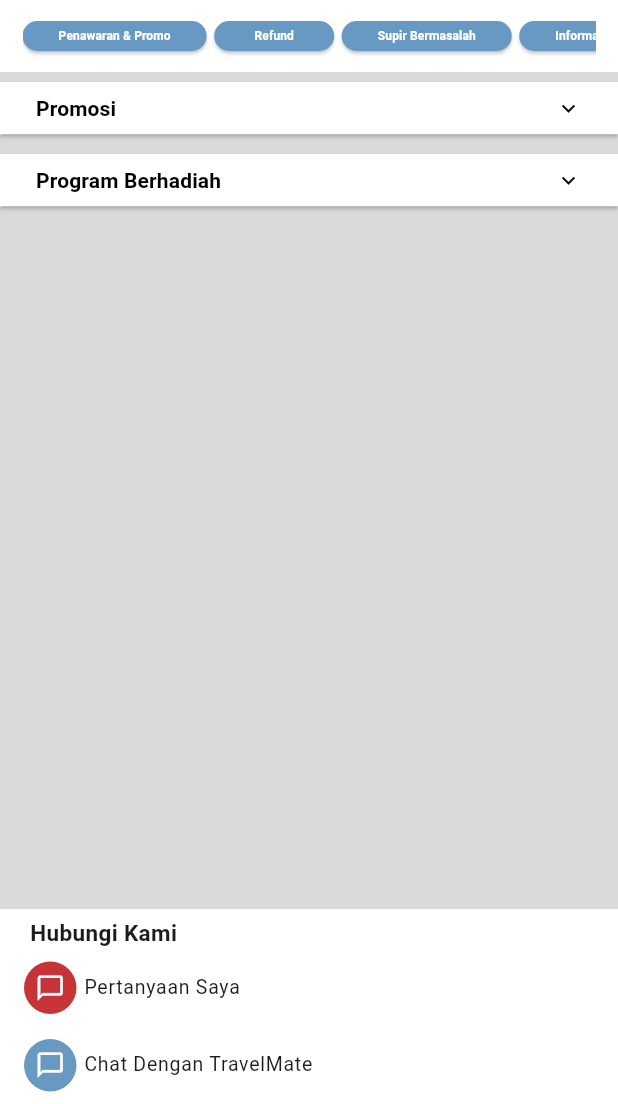
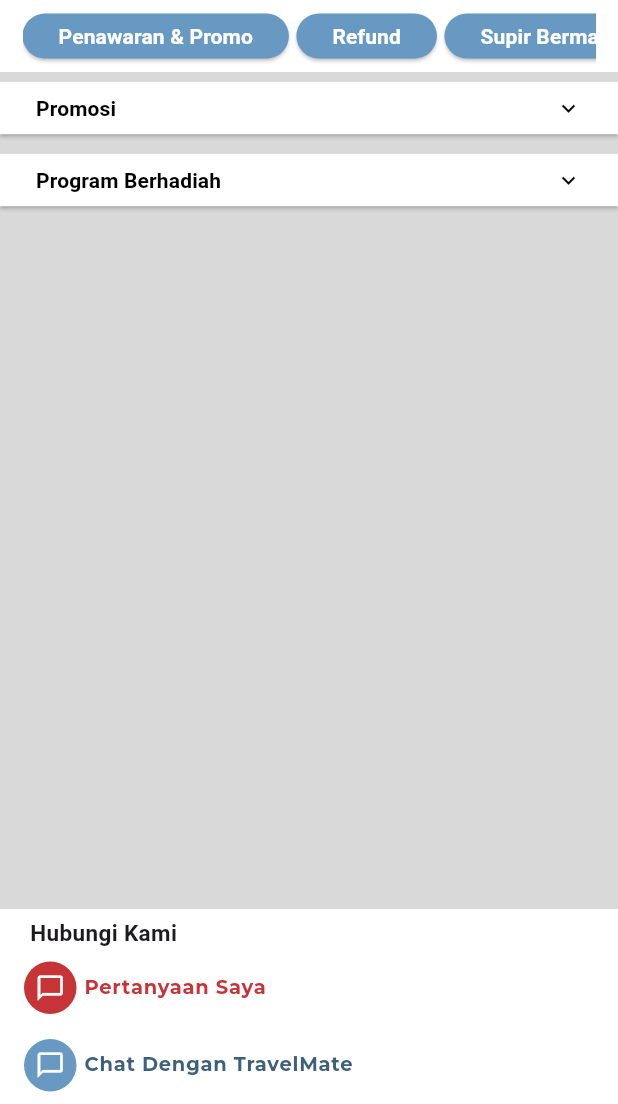
Before and after one commit to Morns123/travelease_mobile, a Flutter app: the screen it shows after launch, after a tap on "Lihat Semua", on a phone screen of 412 x 824 dp, the part 132-1236 px from its top. Run offline on Flutter 3.47's test engine with Material 3 defaults, Android fonts, the phone set to English and light mode, and no system bars; project files that could hold a hidden picture were left out.

Commit message:
pull punya renot

```diff
--- a/lib/Page/HomePage.dart
+++ b/lib/Page/HomePage.dart
@@ -29,7 +29,7 @@ class HomePage extends StatelessWidget {
                       "Laporan Teratas",
                       style: TextStyle(
                           fontSize: 15,
-                          color: Color.fromRGBO(54, 99, 137, 1),
+                          color: Colors.black,
                           fontFamily: "Montserrat-Bold"),
                     )),
                 InkWell(
@@ -43,10 +43,10 @@ class HomePage extends StatelessWidget {
                         "Riwayat Laporan",
                         style: TextStyle(
                             fontSize: 15,
-                            color: Color.fromRGBO(54, 99, 137, 0.73),
+                            color:  Colors.black38,
                             fontFamily: "Montserrat-Bold"),
                       ),
-                      Icon(Icons.keyboard_arrow_right)
+                      Icon(Icons.keyboard_arrow_right,color: Colors.black38)
                     ],
                   )),
                 ),
@@ -68,35 +68,35 @@ class HomePage extends StatelessWidget {
               mainAxisAlignment: MainAxisAlignment.spaceBetween,
               children: [
                 Container(
-                    margin: EdgeInsets.only(left: 10),
-                    child: Text(
+                    margin: const EdgeInsets.only(left: 10),
+                    child: const Text(
                       "FAQ",
                       style: TextStyle(
                           fontSize: 15,
-                          color: Color.fromRGBO(54, 99, 137, 1),
+                          color: Colors.black,
                           fontFamily: "Montserrat-Bold"),
                     )),
                 InkWell(
                   onTap: () {
-                    Navigator.push(context, MaterialPageRoute(builder: (context) => HelpCenterPage()));
+                    Navigator.push(context, MaterialPageRoute(builder: (context) => const HelpCenterPage()));
                   },
                   child: Container(
-                      child: Row(
+                      child: const Row(
                     children: [
                       Text(
                         "Lihat Semua",
                         style: TextStyle(
                             fontSize: 15,
-                            color: Color.fromRGBO(54, 99, 137, 0.73),
+                            color: Colors.black38,
                             fontFamily: "Montserrat-Bold"),
                       ),
-                      Icon(Icons.keyboard_arrow_right)
+                      Icon(Icons.keyboard_arrow_right,color: Colors.black38,)
                     ],
                   )),
                 ),
               ],
             ),
-            SizedBox(
+           const SizedBox(
               height: 10,
             ),
             const Categoryfaq(),
@@ -112,7 +112,7 @@ class HomePage extends StatelessWidget {
             children: [
               Container(
                 margin: EdgeInsets.only(left: 10),
-                child: Text("Hubungi Kami", style: TextStyle(fontSize: 18,color: Color.fromRGBO(103, 153, 195, 1),fontFamily: "Montserrat-Bold"),))
+                child: Text("Hubungi Kami", style: TextStyle(fontSize: 18,color: Color.fromRGBO(30, 71, 105, 1),fontFamily: "Montserrat-Bold"),))
             ],
           ),
           Row(
--- a/lib/Page/ReportPage.dart
+++ b/lib/Page/ReportPage.dart
@@ -14,13 +14,16 @@ class ReportPage extends StatefulWidget {
 }
 
 class _ReportPageState extends State<ReportPage> {
+
   Widget displaywidget = Sdg_BerlangsungWiget();
   bool isLoading = false;
   int selectedIndex = 0;
   @override
   Widget build(BuildContext context) {
+
     return Scaffold(
       body: Column(
+
         children: [
 
           Container(
--- a/lib/Page/pages/components/button_to_problem_detail.dart
+++ b/lib/Page/pages/components/button_to_problem_detail.dart
@@ -29,7 +29,7 @@ class ButtonToProblemDetail extends StatelessWidget {
         child: Text(
           title,
           style: const TextStyle(
-            fontSize: 8,
+            fontSize: 11,
             fontWeight: FontWeight.w500,
             color: Color(0xff000000),
           ),
--- a/lib/Page/pages/components/chat_option.dart
+++ b/lib/Page/pages/components/chat_option.dart
@@ -4,11 +4,13 @@ class ChatOption extends StatelessWidget {
   final String text;
   final VoidCallback onTap;
   final Color color;
+  final Color? textColor;
   const ChatOption({
     super.key,
     required this.text,
     required this.onTap,
     required this.color,
+    required this.textColor,
   });
 
   @override
@@ -40,8 +42,10 @@ class ChatOption extends StatelessWidget {
               padding: const EdgeInsets.only(left: 5),
               child: Text(
                 text,
-                style: const TextStyle(
+                style:  TextStyle(
                   fontSize: 13,
+                  color: textColor,
+                  fontFamily: "Montserrat-Bold",
                 ),
               ),
             )
--- a/lib/Page/pages/components/problem_category.dart
+++ b/lib/Page/pages/components/problem_category.dart
@@ -16,13 +16,13 @@ class ProblemCategory extends StatelessWidget {
       child: ElevatedButton(
         onPressed: onClick,
         style: const ButtonStyle(
-          minimumSize: WidgetStatePropertyAll(Size(80, 20)),
+          minimumSize: WidgetStatePropertyAll(Size(90, 30)),
           backgroundColor: WidgetStatePropertyAll(Color(0xff6799C3)),
         ),
         child: Text(
           text,
           style: const TextStyle(
-            fontSize: 8,
+            fontSize: 14,
             fontWeight: FontWeight.w700,
             color: Colors.white,
           ),
--- a/lib/Page/pages/detail_problem_page/detail_problem.dart
+++ b/lib/Page/pages/detail_problem_page/detail_problem.dart
@@ -1,5 +1,5 @@
 import 'package:flutter/material.dart';
-import 'package:travelease_mobile/pages/components/button_article.dart';
+import 'package:travelease_mobile/Page/pages/components/button_article.dart';
 import '../components/chat_option.dart';
 
 class DetailProblemPage extends StatefulWidget {
@@ -263,11 +263,13 @@ class _DetailProblemPageState extends State<DetailProblemPage> {
               onTap: () {},
               text: 'Pertanyaan Saya',
               color: const Color(0xffC73437),
+              textColor: const Color(0xffC73437),
             ),
             ChatOption(
               onTap: () {},
               text: 'Chat Dengan TravelMate',
               color: const Color(0xff6799C3),
+              textColor: Color.fromRGBO(61, 96, 125, 1),
             ),
           ],
         ),
--- a/lib/Page/pages/help_center_page/help_center.dart
+++ b/lib/Page/pages/help_center_page/help_center.dart
@@ -1,5 +1,6 @@
 import 'package:flutter/material.dart';
 import 'package:travelease_mobile/Page/ReportPage.dart';
+import 'package:travelease_mobile/Page/pages/detail_problem_page/detail_problem.dart';
 import '../components/chat_option.dart';
 import '../components/button_to_view.dart';
 import '../components/problem_category.dart';
@@ -145,10 +146,7 @@ class _HelpCenterPageState extends State<HelpCenterPage> {
                                   title:
                                       '[$title] Bagaimana cara menggunakan kode voucher',
                                   onPressed: () {
-                                    Navigator.pushNamed(
-                                      context,
-                                      '/detail_problem',
-                                    );
+                                    Navigator.push(context, MaterialPageRoute(builder: (context)=> DetailProblemPage()));
                                   },
                                   outlinedBorder: const RoundedRectangleBorder(
                                     borderRadius: BorderRadius.all(
@@ -222,11 +220,13 @@ class _HelpCenterPageState extends State<HelpCenterPage> {
               },
               text: 'Pertanyaan Saya',
               color: const Color(0xffC73437),
+              textColor: const Color(0xffC73437),
             ),
             ChatOption(
               onTap: () {},
               text: 'Chat Dengan TravelMate',
               color: const Color(0xff6799C3),
+              textColor: Color.fromRGBO(61, 96, 125, 1),
             ),
           ],
         ),
--- a/lib/widget/ReportPage/OptionReport.dart
+++ b/lib/widget/ReportPage/OptionReport.dart
@@ -13,7 +13,9 @@ class _MyWidgetState extends State<OpsiReport> {
   int selectedIndex = 0;
   @override
   Widget build(BuildContext context) {
-    return Row(
+    return SingleChildScrollView(
+      scrollDirection: Axis.horizontal,
+      child: Row(
                     mainAxisAlignment: MainAxisAlignment.spaceEvenly,
                     children: [
                       Container(
@@ -30,6 +32,7 @@ class _MyWidgetState extends State<OpsiReport> {
 
                       ),
                     ],
+                  ),
     );
   }
   Widget _buildcategory(String category, int index) {
--- a/lib/widget/homepage/CategoryFAQ.dart
+++ b/lib/widget/homepage/CategoryFAQ.dart
@@ -14,11 +14,11 @@ class Categoryfaq extends StatelessWidget {
               children: [
                 CustomContainer(label: 'Recommended', isOutlined: true),
                 SizedBox(width: 10),
-                CustomContainer(label: 'Penawaran & Promo'),
+                CustomContainer(label: 'Penawaran & Promo',color: Colors.green,),
                 SizedBox(width: 10),
-                CustomContainer(label: 'Refund'),
+                CustomContainer(label: 'Refund',color: const Color.fromARGB(255, 27, 99, 157),),
                 SizedBox(width: 10),
-                CustomContainer(label: 'Supir Bermasalah'),
+                CustomContainer(label: 'Supir Bermasalah',color: Colors.red,),
               ],
             ),
           );
@@ -28,8 +28,9 @@ class Categoryfaq extends StatelessWidget {
 class CustomContainer extends StatelessWidget {
   final String label;
   final bool isOutlined;
+  final Color? color;
 
-  CustomContainer({required this.label, this.isOutlined = false});
+  CustomContainer({required this.label, this.isOutlined = false, this.color});
 
   @override
   Widget build(BuildContext context) {
@@ -40,7 +41,7 @@ class CustomContainer extends StatelessWidget {
       },
       child: Container(
         decoration: BoxDecoration(
-          color: isOutlined ? Colors.transparent : Color.fromRGBO(103, 153, 195, 1),
+          color: isOutlined ? Colors.transparent : color,
           border: isOutlined ? Border.all(color: Color.fromRGBO(54, 99, 137, 1)) : null,
           borderRadius: BorderRadius.circular(20),
         ),
@@ -49,7 +50,7 @@ class CustomContainer extends StatelessWidget {
             margin: EdgeInsets.only(left: 20,right: 20),
             child: Text(
               label,
-              style: TextStyle(color: isOutlined ? Color.fromRGBO(54, 99, 137, 1) : Colors.white),
+              style: TextStyle(color: isOutlined ? Color.fromRGBO(54, 99, 137, 1) : Colors.white,fontWeight: FontWeight.w500),
             ),
           ),
         ),
--- a/lib/widget/homepage/Categorybase.dart
+++ b/lib/widget/homepage/Categorybase.dart
@@ -10,17 +10,17 @@ class Categorybase extends StatelessWidget {
                 spacing: 8.0,
             runSpacing: 8.0,
               children: [
-               _buildChip(Icons.directions_car, 'Lacak Kendaraan'),
-              _buildChip(Icons.cancel, 'Batalkan Pesanan'),
-              _buildChip(Icons.monetization_on, 'Pengembalian Dana'),
-              _buildChip(Icons.check_circle, 'Konfirmasi Pesanan'),
-              _buildChip(Icons.person, 'Mengubah Profile'),
-              _buildChip(Icons.schedule, 'Perubahan Jadwal'),
+               _buildChip(Icons.directions_car, 'Lacak Kendaraan',Colors.blueGrey),
+              _buildChip(Icons.cancel, 'Batalkan Pesanan',Colors.redAccent),
+              _buildChip(Icons.monetization_on, 'Pengembalian Dana',Colors.amber),
+              _buildChip(Icons.check_circle, 'Konfirmasi Pesanan',Colors.green),
+              _buildChip(Icons.person, 'Mengubah Profile',Colors.blueAccent),
+              _buildChip(Icons.schedule, 'Perubahan Jadwal',const Color.fromARGB(255, 1, 1, 4)),
               ],
             );
   }
 }
-Widget _buildChip(IconData icon, String label) {
+Widget _buildChip(IconData icon, String label,Color? color) {
     return Chip(
       backgroundColor: Colors.white,
       side: BorderSide.none,
@@ -33,7 +33,7 @@ Widget _buildChip(IconData icon, String label) {
           mainAxisSize: MainAxisSize.min,
           mainAxisAlignment: MainAxisAlignment.center,
           children: [
-            Icon(icon,color: Color.fromRGBO(103, 153, 195, 1),),
+            Icon(icon,color: color,),
             SizedBox(height: 4.0), // Jarak vertikal antara ikon dan teks
             Text(label,
             overflow: TextOverflow.ellipsis,
--- a/lib/widget/homepage/HomeApp.dart
+++ b/lib/widget/homepage/HomeApp.dart
@@ -8,11 +8,22 @@ class HomeApp extends StatelessWidget {
   @override
   Widget build(BuildContext context) {
     return Container(
-            color: Color.fromRGBO(103, 153, 195, 1),
+        decoration: BoxDecoration(
+        gradient: LinearGradient(colors: [Color.fromRGBO(103, 153, 195, 1), Color.fromRGBO(194, 223, 248, 1)],
+        begin: Alignment.centerLeft,
+        end: Alignment.centerRight
+        )
+      ),
             child: Row(
+              mainAxisAlignment: MainAxisAlignment.center,
               children: [
                 Container(
-                  color: Color.fromRGBO(103, 153, 195, 1),
+                  decoration: BoxDecoration(
+        gradient: LinearGradient(colors: [Color.fromRGBO(103, 153, 195, 1), Color.fromRGBO(194, 223, 248, 1)],
+        begin: Alignment.centerLeft,
+        end: Alignment.centerRight
+        )
+      ),
                   height: 165,
                   child: Column(
                     mainAxisAlignment: MainAxisAlignment.start,
@@ -21,10 +32,18 @@ class HomeApp extends StatelessWidget {
                       Row(
 
                         children: [
-                          Container(
-                            margin: EdgeInsets.only(top: 24,left: 20),
-                            child: Text("TravelEase",style: TextStyle(color: Colors.white,fontSize: 23, fontFamily: "Montserrat-ExtraBold"),)
-                            ),
+
+                             Container(
+                              margin: EdgeInsets.only(top: 24,),
+                              child: ShaderMask(
+                                shaderCallback: (bounds) => LinearGradient(
+                                  colors: [Color.fromRGBO(228, 243, 255, 1), Colors.white],
+                                  begin: Alignment.centerLeft,
+                                  end: Alignment.centerRight,
+                                  ).createShader(bounds),
+                                child: Text("TravelEase",style: TextStyle(color: Colors.white,fontSize: 23, fontFamily: "Montserrat-ExtraBold"),))
+                              ),
+
                             SizedBox(width: 180,),
                             InkWell(
                               onTap: () {
@@ -35,7 +54,7 @@ class HomeApp extends StatelessWidget {
                                 width: 45,
                                 height: 45,
                                 decoration: BoxDecoration(
-                                  color: Colors.blue,
+                                  color: const Color.fromARGB(255, 147, 187, 221),
                                   borderRadius: BorderRadius.circular(50)
                                 ),
                                 child: Icon(Icons.person,color: Colors.white,),
@@ -46,7 +65,7 @@ class HomeApp extends StatelessWidget {
                         Row(
                           children: [
                             Container(
-                              margin: EdgeInsets.only(left: 20,top: 20),
+                              margin: EdgeInsets.only(top: 20),
                               width: 370,
                               height: 45,
                               decoration: BoxDecoration(
```
Lines whose indentation alone changed are shown as unchanged.
